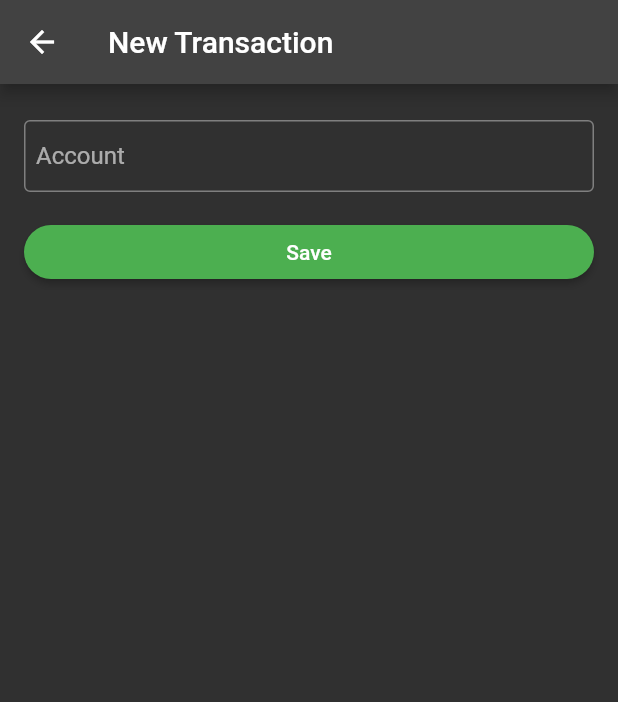
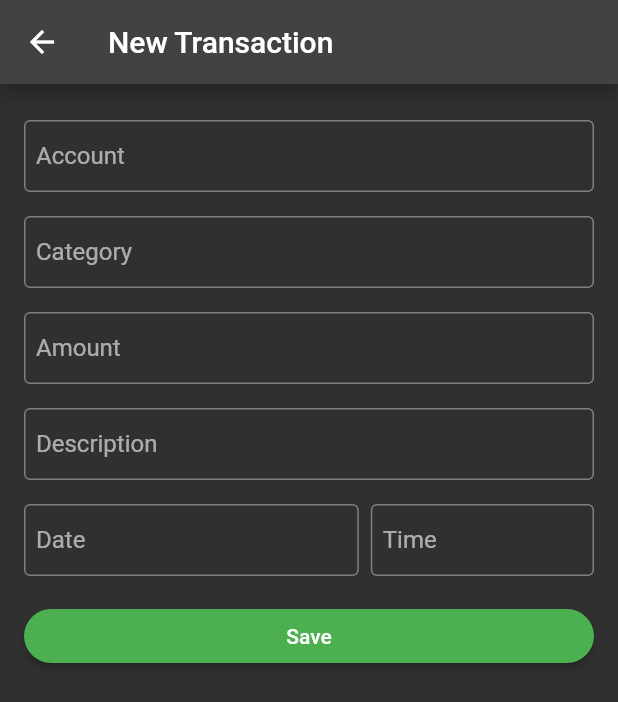
Before and after one commit to nullhandler/vase, a Flutter app: the NewTransaction screen opened directly, on a phone screen of 412 x 824 dp. Shown: the top 702 px of the screen. Run offline on Flutter 3.47's test engine with Material 2 defaults, Android fonts, the light colour scheme and no system bars; our stand-ins replace get, sqflite; accounts and stored records are empty.

Commit message:
trans wip

```diff
--- a/lib/screens/transactions/new_trans_controller.dart
+++ b/lib/screens/transactions/new_trans_controller.dart
@@ -1,6 +1,37 @@
 import 'package:flutter/material.dart';
 import 'package:get/get.dart';
+import 'package:vase/extensions.dart';
 
-class NewTransController extends GetxController{
+import '../accounts/accounts_model.dart';
+
+class NewTransController extends GetxController {
   final TextEditingController accountController = TextEditingController();
+  final TextEditingController categoryController = TextEditingController();
+  final TextEditingController amountController = TextEditingController();
+  final TextEditingController descController = TextEditingController();
+  final TextEditingController dateController = TextEditingController();
+  final TextEditingController timeController = TextEditingController();
+  Account? selectedAccount;
+  DateTime? transactionDate;
+  TimeOfDay? transactionTime;
+
+  void setAccount(Account? account) {
+    if (account == null) return;
+    selectedAccount = account;
+    accountController.text = account.accountName;
+  }
+
+  void setDate(DateTime? dateTime) {
+    if (dateTime == null) return;
+    transactionDate = dateTime;
+    dateController.text = dateTime.formatDate();
+  }
+
+  void setTime(TimeOfDay? time) {
+    if (time == null) return;
+    transactionTime = time;
+    timeController.text = DateTime.now().copyTime(time).formatTime();
+  }
+
+  void saveTransaction() {}
 }
--- a/lib/screens/transactions/new_transaction.dart
+++ b/lib/screens/transactions/new_transaction.dart
@@ -19,32 +19,70 @@ class NewTransaction extends StatelessWidget {
       ),
       body: Padding(
         padding: const EdgeInsets.symmetric(horizontal: 16, vertical: 16),
+        child: SingleChildScrollView(
           child: GetBuilder<NewTransController>(
             init: NewTransController(),
-          builder: (controller){
+            builder: (controller) {
               return Column(
                 children: [
-                FormItem(question: "Account", controller: controller.accountController, onTap: () async{
-                  Account? account = await ListDialog<Account>().showListDialog(Get.find<DbController>().accounts.value,);
-                  print(account?.accountName);
-                },),
-                // FormItem(
-                //   question: "Account Type",
-                //   controller: accountType,
-                //   onTap: () async {
-                //     String? newAccountType = await Get.dialog(AlertDialog(
-                //         content: AccountsDialog(
-                //           selectedAccount: account.value.accountType.toS(),
-                //           accounts: accountTypeMap.values.toList(),
-                //         )));
-                //     if (newAccountType != null) {
-                //       account.update((a) {
-                //         a?.accountType = accountTypeFromString(newAccountType);
-                //       });
-                //       accountType.text = newAccountType;
-                //     }
-                //   },
-                // ),
+                  FormItem(
+                    question: "Account",
+                    controller: controller.accountController,
+                    onTap: () async {
+                      Account? account =
+                          await ListDialog<Account>().showListDialog(
+                        Get.find<DbController>().accounts.value,
+                      );
+                      controller.setAccount(account);
+                    },
+                  ),
+                  FormItem(
+                    question: "Category",
+                    controller: controller.categoryController,
+                  ),
+                  FormItem(
+                    question: "Amount",
+                    controller: controller.amountController,
+                    textInputType: TextInputType.number,
+                  ),
+                  FormItem(
+                    question: "Description",
+                    controller: controller.descController,
+                  ),
+                  Row(
+                    children: [
+                      Flexible(
+                        flex: 6,
+                        child: FormItem(
+                          question: "Date",
+                          controller: controller.dateController,
+                          onTap: () async {
+                            DateTime? dateTime = await showDatePicker(
+                                context: context,
+                                initialDate: DateTime.now(),
+                                firstDate: DateTime(2000, 2, 13),
+                                lastDate: DateTime(2100, 2, 13));
+                            controller.setDate(dateTime);
+                          },
+                        ),
+                      ),
+                      const SizedBox(
+                        width: 8,
+                      ),
+                      Flexible(
+                        flex: 4,
+                        child: FormItem(
+                          question: "Time",
+                          controller: controller.timeController,
+                          onTap: () async {
+                            TimeOfDay? time = await showTimePicker(
+                                context: context, initialTime: TimeOfDay.now());
+                            controller.setTime(time);
+                          },
+                        ),
+                      ),
+                    ],
+                  ),
                   Padding(
                     padding: const EdgeInsets.symmetric(vertical: 8.0),
                     child: ElevatedButton(
@@ -69,6 +107,7 @@ class NewTransaction extends StatelessWidget {
             },
           ),
         ),
+      ),
     );
   }
 }
--- a/lib/screens/transactions/trans_model.dart
+++ b/lib/screens/transactions/trans_model.dart
@@ -3,6 +3,8 @@
 //     final transaction = transactionFromJson(jsonString);
 
 import 'dart:convert';
+
+import 'package:sqflite/sqflite.dart';
 
 List<Transaction> transactionFromJson(List<Map<String, Object?>> list) =>
     List<Transaction>.from(list.map((x) => Transaction.fromJson(x)));
@@ -12,13 +14,13 @@ String transactionToJson(List<Transaction> data) =>
 
 class Transaction {
   Transaction({
-    required this.id,
+    this.id,
     required this.createdAt,
     required this.amount,
     required this.desc,
     required this.accountId,
     required this.categoryId,
-    required this.toAccountId,
+    this.toAccountId,
   });
 
   int? id;
--- a/lib/screens/widgets/form_item.dart
+++ b/lib/screens/widgets/form_item.dart
@@ -1,12 +1,18 @@
 import 'package:flutter/material.dart';
+import 'package:flutter/services.dart';
 
 class FormItem extends StatelessWidget {
   const FormItem(
-      {Key? key, required this.question, required this.controller, this.onTap})
+      {Key? key,
+      required this.question,
+      required this.controller,
+      this.onTap,
+      this.textInputType = TextInputType.text})
       : super(key: key);
   final String question;
   final TextEditingController controller;
   final Function()? onTap;
+  final TextInputType textInputType;
 
   @override
   Widget build(BuildContext context) {
@@ -20,6 +26,11 @@ class FormItem extends StatelessWidget {
               readOnly: onTap != null,
               onTap: onTap,
               style: Theme.of(context).inputDecorationTheme.counterStyle,
+              keyboardType: textInputType,
+              inputFormatters: [
+                if (textInputType == TextInputType.number)
+                  FilteringTextInputFormatter.digitsOnly
+              ],
               decoration: InputDecoration(
                   labelText: question,
                   border: const OutlineInputBorder(),
--- a/pubspec.yaml
+++ b/pubspec.yaml
@@ -30,6 +30,7 @@ dependencies:
   get: ^4.6.5
   sqflite: ^2.0.3
   path: ^1.8.3
+  intl: ^0.18.0
   flutter:
     sdk: flutter
 
```
Also changed, not shown: lib/extensions.dart (added, +16 -0 lines), pubspec.lock. Lines whose indentation alone changed are shown as unchanged.
